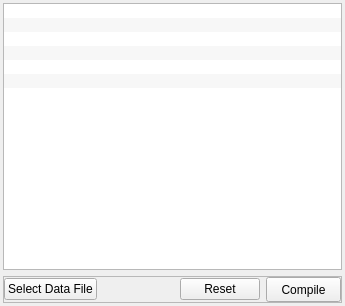
ShoukangHong/EChem_Plotter, file UI/mngTab.ui: the form before one commit.
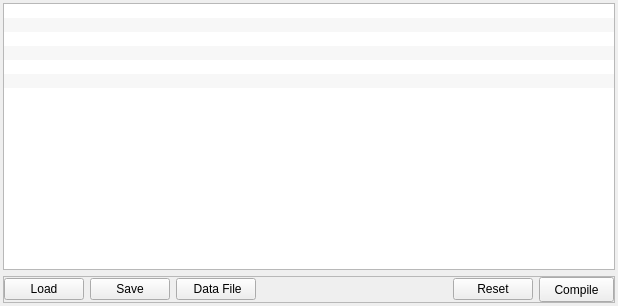
The form after the commit. Custom widgets are drawn as their Qt base class.

What changed in the file:
```diff
--- a/UI/mngTab.ui
+++ b/UI/mngTab.ui
@@ -6,7 +6,7 @@
    <rect>
     <x>0</x>
     <y>0</y>
-    <width>345</width>
+    <width>618</width>
     <height>306</height>
    </rect>
   </property>
@@ -149,10 +149,24 @@
       <property name="bottomMargin">
        <number>0</number>
       </property>
+      <item>
+       <widget class="QPushButton" name="loadBtn">
+        <property name="text">
+         <string>Load</string>
+        </property>
+       </widget>
+      </item>
+      <item>
+       <widget class="QPushButton" name="saveBtn">
+        <property name="text">
+         <string>Save</string>
+        </property>
+       </widget>
+      </item>
       <item>
        <widget class="QPushButton" name="dataFileBtn">
         <property name="text">
-         <string>Select Data File</string>
+         <string> Data File</string>
         </property>
        </widget>
       </item>
@@ -161,6 +175,9 @@
         <property name="orientation">
          <enum>Qt::Horizontal</enum>
         </property>
+        <property name="sizeType">
+         <enum>QSizePolicy::Expanding</enum>
+        </property>
         <property name="sizeHint" stdset="0">
          <size>
           <width>40</width>
```
